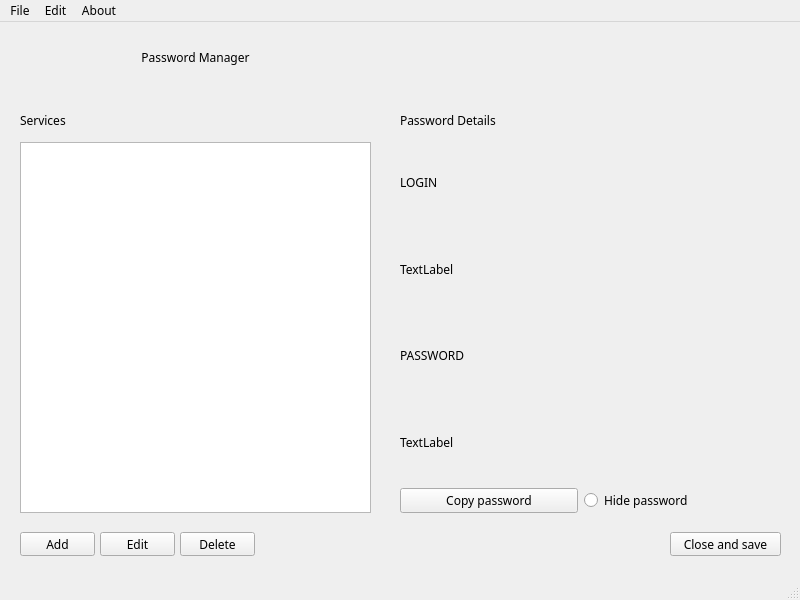
Above: passwordmanager.ui from pkuszn/PasswordManagerQT before the change. Below: the same form after it.
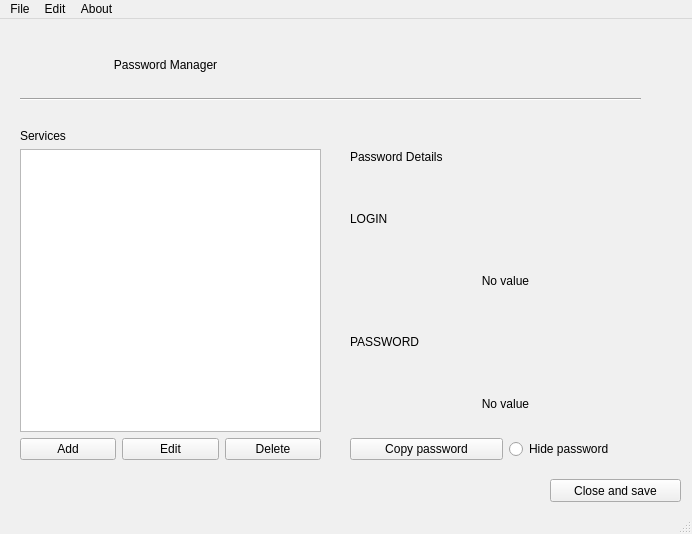
That is the form after the change.

What changed in the file:
```diff
--- a/passwordmanager.ui
+++ b/passwordmanager.ui
@@ -6,14 +6,589 @@
    <rect>
     <x>0</x>
     <y>0</y>
-    <width>800</width>
-    <height>600</height>
+    <width>692</width>
+    <height>534</height>
    </rect>
   </property>
+  <property name="palette">
+   <palette>
+    <active>
+     <colorrole role="WindowText">
+      <brush brushstyle="SolidPattern">
+       <color alpha="255">
+        <red>0</red>
+        <green>0</green>
+        <blue>0</blue>
+       </color>
+      </brush>
+     </colorrole>
+     <colorrole role="Button">
+      <brush brushstyle="SolidPattern">
+       <color alpha="255">
+        <red>240</red>
+        <green>240</green>
+        <blue>240</blue>
+       </color>
+      </brush>
+     </colorrole>
+     <colorrole role="Light">
+      <brush brushstyle="SolidPattern">
+       <color alpha="255">
+        <red>255</red>
+        <green>255</green>
+        <blue>255</blue>
+       </color>
+      </brush>
+     </colorrole>
+     <colorrole role="Midlight">
+      <brush brushstyle="SolidPattern">
+       <color alpha="255">
+        <red>227</red>
+        <green>227</green>
+        <blue>227</blue>
+       </color>
+      </brush>
+     </colorrole>
+     <colorrole role="Dark">
+      <brush brushstyle="SolidPattern">
+       <color alpha="255">
+        <red>160</red>
+        <green>160</green>
+        <blue>160</blue>
+       </color>
+      </brush>
+     </colorrole>
+     <colorrole role="Mid">
+      <brush brushstyle="SolidPattern">
+       <color alpha="255">
+        <red>160</red>
+        <green>160</green>
+        <blue>160</blue>
+       </color>
+      </brush>
+     </colorrole>
+     <colorrole role="Text">
+      <brush brushstyle="SolidPattern">
+       <color alpha="255">
+        <red>0</red>
+        <green>0</green>
+        <blue>0</blue>
+       </color>
+      </brush>
+     </colorrole>
+     <colorrole role="BrightText">
+      <brush brushstyle="SolidPattern">
+       <color alpha="255">
+        <red>255</red>
+        <green>255</green>
+        <blue>255</blue>
+       </color>
+      </brush>
+     </colorrole>
+     <colorrole role="ButtonText">
+      <brush brushstyle="SolidPattern">
+       <color alpha="255">
+        <red>0</red>
+        <green>0</green>
+        <blue>0</blue>
+       </color>
+      </brush>
+     </colorrole>
+     <colorrole role="Base">
+      <brush brushstyle="SolidPattern">
+       <color alpha="255">
+        <red>255</red>
+        <green>255</green>
+        <blue>255</blue>
+       </color>
+      </brush>
+     </colorrole>
+     <colorrole role="Window">
+      <brush brushstyle="SolidPattern">
+       <color alpha="255">
+        <red>240</red>
+        <green>240</green>
+        <blue>240</blue>
+       </color>
+      </brush>
+     </colorrole>
+     <colorrole role="Shadow">
+      <brush brushstyle="SolidPattern">
+       <color alpha="255">
+        <red>105</red>
+        <green>105</green>
+        <blue>105</blue>
+       </color>
+      </brush>
+     </colorrole>
+     <colorrole role="Highlight">
+      <brush brushstyle="SolidPattern">
+       <color alpha="255">
+        <red>0</red>
+        <green>120</green>
+        <blue>215</blue>
+       </color>
+      </brush>
+     </colorrole>
+     <colorrole role="HighlightedText">
+      <brush brushstyle="SolidPattern">
+       <color alpha="255">
+        <red>255</red>
+        <green>255</green>
+        <blue>255</blue>
+       </color>
+      </brush>
+     </colorrole>
+     <colorrole role="Link">
+      <brush brushstyle="SolidPattern">
+       <color alpha="255">
+        <red>0</red>
+        <green>0</green>
+        <blue>255</blue>
+       </color>
+      </brush>
+     </colorrole>
+     <colorrole role="LinkVisited">
+      <brush brushstyle="SolidPattern">
+       <color alpha="255">
+        <red>255</red>
+        <green>0</green>
+        <blue>255</blue>
+       </color>
+      </brush>
+     </colorrole>
+     <colorrole role="AlternateBase">
+      <brush brushstyle="SolidPattern">
+       <color alpha="255">
+        <red>245</red>
+        <green>245</green>
+        <blue>245</blue>
+       </color>
+      </brush>
+     </colorrole>
+     <colorrole role="NoRole">
+      <brush brushstyle="SolidPattern">
+       <color alpha="255">
+        <red>0</red>
+        <green>0</green>
+        <blue>0</blue>
+       </color>
+      </brush>
+     </colorrole>
+     <colorrole role="ToolTipBase">
+      <brush brushstyle="SolidPattern">
+       <color alpha="255">
+        <red>255</red>
+        <green>255</green>
+        <blue>220</blue>
+       </color>
+      </brush>
+     </colorrole>
+     <colorrole role="ToolTipText">
+      <brush brushstyle="SolidPattern">
+       <color alpha="255">
+        <red>0</red>
+        <green>0</green>
+        <blue>0</blue>
+       </color>
+      </brush>
+     </colorrole>
+     <colorrole role="PlaceholderText">
+      <brush brushstyle="SolidPattern">
+       <color alpha="128">
+        <red>0</red>
+        <green>0</green>
+        <blue>0</blue>
+       </color>
+      </brush>
+     </colorrole>
+    </active>
+    <inactive>
+     <colorrole role="WindowText">
+      <brush brushstyle="SolidPattern">
+       <color alpha="255">
+        <red>0</red>
+        <green>0</green>
+        <blue>0</blue>
+       </color>
+      </brush>
+     </colorrole>
+     <colorrole role="Button">
+      <brush brushstyle="SolidPattern">
+       <color alpha="255">
+        <red>240</red>
+        <green>240</green>
+        <blue>240</blue>
+       </color>
+      </brush>
+     </colorrole>
+     <colorrole role="Light">
+      <brush brushstyle="SolidPattern">
+       <color alpha="255">
+        <red>255</red>
+        <green>255</green>
+        <blue>255</blue>
+       </color>
+      </brush>
+     </colorrole>
+     <colorrole role="Midlight">
+      <brush brushstyle="SolidPattern">
+       <color alpha="255">
+        <red>227</red>
+        <green>227</green>
+        <blue>227</blue>
+       </color>
+      </brush>
+     </colorrole>
+     <colorrole role="Dark">
+      <brush brushstyle="SolidPattern">
+       <color alpha="255">
+        <red>160</red>
+        <green>160</green>
+        <blue>160</blue>
+       </color>
+      </brush>
+     </colorrole>
+     <colorrole role="Mid">
+      <brush brushstyle="SolidPattern">
+       <color alpha="255">
+        <red>160</red>
+        <green>160</green>
+        <blue>160</blue>
+       </color>
+      </brush>
+     </colorrole>
+     <colorrole role="Text">
+      <brush brushstyle="SolidPattern">
+       <color alpha="255">
+        <red>0</red>
+        <green>0</green>
+        <blue>0</blue>
+       </color>
+      </brush>
+     </colorrole>
+     <colorrole role="BrightText">
+      <brush brushstyle="SolidPattern">
+       <color alpha="255">
+        <red>255</red>
+        <green>255</green>
+        <blue>255</blue>
+       </color>
+      </brush>
+     </colorrole>
+     <colorrole role="ButtonText">
+      <brush brushstyle="SolidPattern">
+       <color alpha="255">
+        <red>0</red>
+        <green>0</green>
+        <blue>0</blue>
+       </color>
+      </brush>
+     </colorrole>
+     <colorrole role="Base">
+      <brush brushstyle="SolidPattern">
+       <color alpha="255">
+        <red>255</red>
+        <green>255</green>
+        <blue>255</blue>
+       </color>
+      </brush>
+     </colorrole>
+     <colorrole role="Window">
+      <brush brushstyle="SolidPattern">
+       <color alpha="255">
+        <red>240</red>
+        <green>240</green>
+        <blue>240</blue>
+       </color>
+      </brush>
+     </colorrole>
+     <colorrole role="Shadow">
+      <brush brushstyle="SolidPattern">
+       <color alpha="255">
+        <red>105</red>
+        <green>105</green>
+        <blue>105</blue>
+       </color>
+      </brush>
+     </colorrole>
+     <colorrole role="Highlight">
+      <brush brushstyle="SolidPattern">
+       <color alpha="255">
+        <red>240</red>
+        <green>240</green>
+        <blue>240</blue>
+       </color>
+      </brush>
+     </colorrole>
+     <colorrole role="HighlightedText">
+      <brush brushstyle="SolidPattern">
+       <color alpha="255">
+        <red>0</red>
+        <green>0</green>
+        <blue>0</blue>
+       </color>
+      </brush>
+     </colorrole>
+     <colorrole role="Link">
+      <brush brushstyle="SolidPattern">
+       <color alpha="255">
+        <red>0</red>
+        <green>0</green>
+        <blue>255</blue>
+       </color>
+      </brush>
+     </colorrole>
+     <colorrole role="LinkVisited">
+      <brush brushstyle="SolidPattern">
+       <color alpha="255">
+        <red>255</red>
+        <green>0</green>
+        <blue>255</blue>
+       </color>
+      </brush>
+     </colorrole>
+     <colorrole role="AlternateBase">
+      <brush brushstyle="SolidPattern">
+       <color alpha="255">
+        <red>245</red>
+        <green>245</green>
+        <blue>245</blue>
+       </color>
+      </brush>
+     </colorrole>
+     <colorrole role="NoRole">
+      <brush brushstyle="NoBrush">
+       <color alpha="255">
+        <red>0</red>
+        <green>0</green>
+        <blue>0</blue>
+       </color>
+      </brush>
+     </colorrole>
+     <colorrole role="ToolTipBase">
+      <brush brushstyle="SolidPattern">
+       <color alpha="255">
+        <red>255</red>
+        <green>255</green>
+        <blue>220</blue>
+       </color>
+      </brush>
+     </colorrole>
+     <colorrole role="ToolTipText">
+      <brush brushstyle="SolidPattern">
+       <color alpha="255">
+        <red>0</red>
+        <green>0</green>
+        <blue>0</blue>
+       </color>
+      </brush>
+     </colorrole>
+     <colorrole role="PlaceholderText">
+      <brush brushstyle="SolidPattern">
+       <color alpha="128">
+        <red>0</red>
+        <green>0</green>
+        <blue>0</blue>
+       </color>
+      </brush>
+     </colorrole>
+    </inactive>
+    <disabled>
+     <colorrole role="WindowText">
+      <brush brushstyle="SolidPattern">
+       <color alpha="255">
+        <red>120</red>
+        <green>120</green>
+        <blue>120</blue>
+       </color>
+      </brush>
+     </colorrole>
+     <colorrole role="Button">
+      <brush brushstyle="SolidPattern">
+       <color alpha="255">
+        <red>240</red>
+        <green>240</green>
+        <blue>240</blue>
+       </color>
+      </brush>
+     </colorrole>
+     <colorrole role="Light">
+      <brush brushstyle="SolidPattern">
+       <color alpha="255">
+        <red>255</red>
+        <green>255</green>
+        <blue>255</blue>
+       </color>
+      </brush>
+     </colorrole>
+     <colorrole role="Midlight">
+      <brush brushstyle="SolidPattern">
+       <color alpha="255">
+        <red>247</red>
+        <green>247</green>
+        <blue>247</blue>
+       </color>
+      </brush>
+     </colorrole>
+     <colorrole role="Dark">
+      <brush brushstyle="SolidPattern">
+       <color alpha="255">
+        <red>160</red>
+        <green>160</green>
+        <blue>160</blue>
+       </color>
+      </brush>
+     </colorrole>
+     <colorrole role="Mid">
+      <brush brushstyle="SolidPattern">
+       <color alpha="255">
+        <red>160</red>
+        <green>160</green>
+        <blue>160</blue>
+       </color>
+      </brush>
+     </colorrole>
+     <colorrole role="Text">
+      <brush brushstyle="SolidPattern">
+       <color alpha="255">
+        <red>120</red>
+        <green>120</green>
+        <blue>120</blue>
+       </color>
+      </brush>
+     </colorrole>
+     <colorrole role="BrightText">
+      <brush brushstyle="SolidPattern">
+       <color alpha="255">
+        <red>255</red>
+        <green>255</green>
+        <blue>255</blue>
+       </color>
+      </brush>
+     </colorrole>
+     <colorrole role="ButtonText">
+      <brush brushstyle="SolidPattern">
+       <color alpha="255">
+        <red>120</red>
+        <green>120</green>
+        <blue>120</blue>
+       </color>
+      </brush>
+     </colorrole>
+     <colorrole role="Base">
+      <brush brushstyle="SolidPattern">
+       <color alpha="255">
+        <red>240</red>
+        <green>240</green>
+        <blue>240</blue>
+       </color>
+      </brush>
+     </colorrole>
+     <colorrole role="Window">
+      <brush brushstyle="SolidPattern">
+       <color alpha="255">
+        <red>240</red>
+        <green>240</green>
+        <blue>240</blue>
+       </color>
+      </brush>
+     </colorrole>
+     <colorrole role="Shadow">
+      <brush brushstyle="SolidPattern">
+       <color alpha="255">
+        <red>0</red>
+        <green>0</green>
+        <blue>0</blue>
+       </color>
+      </brush>
+     </colorrole>
+     <colorrole role="Highlight">
+      <brush brushstyle="SolidPattern">
+       <color alpha="255">
+        <red>0</red>
+        <green>120</green>
+        <blue>215</blue>
+       </color>
+      </brush>
+     </colorrole>
+     <colorrole role="HighlightedText">
+      <brush brushstyle="SolidPattern">
+       <color alpha="255">
+        <red>255</red>
+        <green>255</green>
+        <blue>255</blue>
+       </color>
+      </brush>
+     </colorrole>
+     <colorrole role="Link">
+      <brush brushstyle="SolidPattern">
+       <color alpha="255">
+        <red>0</red>
+        <green>0</green>
+        <blue>255</blue>
+       </color>
+      </brush>
+     </colorrole>
+     <colorrole role="LinkVisited">
+      <brush brushstyle="SolidPattern">
+       <color alpha="255">
+        <red>255</red>
+        <green>0</green>
+        <blue>255</blue>
+       </color>
+      </brush>
+     </colorrole>
+     <colorrole role="AlternateBase">
+      <brush brushstyle="SolidPattern">
+       <color alpha="255">
+        <red>245</red>
+        <green>245</green>
+        <blue>245</blue>
+       </color>
+      </brush>
+     </colorrole>
+     <colorrole role="NoRole">
+      <brush brushstyle="NoBrush">
+       <color alpha="255">
+        <red>0</red>
+        <green>0</green>
+        <blue>0</blue>
+       </color>
+      </brush>
+     </colorrole>
+     <colorrole role="ToolTipBase">
+      <brush brushstyle="SolidPattern">
+       <color alpha="255">
+        <red>255</red>
+        <green>255</green>
+        <blue>220</blue>
+       </color>
+      </brush>
+     </colorrole>
+     <colorrole role="ToolTipText">
+      <brush brushstyle="SolidPattern">
+       <color alpha="255">
+        <red>0</red>
+        <green>0</green>
+        <blue>0</blue>
+       </color>
+      </brush>
+     </colorrole>
+     <colorrole role="PlaceholderText">
+      <brush brushstyle="SolidPattern">
+       <color alpha="128">
+        <red>0</red>
+        <green>0</green>
+        <blue>0</blue>
+       </color>
+      </brush>
+     </colorrole>
+    </disabled>
+   </palette>
+  </property>
   <property name="font">
-   <font>
-    <family>Fira Code Medium</family>
-   </font>
+   <font/>
   </property>
   <property name="windowTitle">
    <string>PasswordManager</string>
@@ -22,16 +597,14 @@
    <widget class="QLabel" name="label">
     <property name="geometry">
      <rect>
-      <x>0</x>
-      <y>10</y>
+      <x>-30</x>
+      <y>20</y>
       <width>391</width>
       <height>51</height>
      </rect>
     </property>
     <property name="font">
-     <font>
-      <family>Fira Code Medium</family>
-     </font>
+     <font/>
     </property>
     <property name="text">
      <string>Password Manager</string>
@@ -46,145 +619,170 @@
      <number>-2</number>
     </property>
    </widget>
-   <widget class="QPushButton" name="pushButton">
+   <widget class="QWidget" name="verticalLayoutWidget_2">
     <property name="geometry">
      <rect>
-      <x>20</x>
-      <y>510</y>
-      <width>75</width>
-      <height>24</height>
+      <x>10</x>
+      <y>100</y>
+      <width>321</width>
+      <height>351</height>
      </rect>
     </property>
-    <property name="text">
-     <string>Add</string>
-    </property>
-   </widget>
-   <widget class="QPushButton" name="pushButton_2">
-    <property name="geometry">
-     <rect>
-      <x>100</x>
-      <y>510</y>
-      <width>75</width>
-      <height>24</height>
-     </rect>
-    </property>
-    <property name="text">
-     <string>Edit</string>
-    </property>
-   </widget>
-   <widget class="QPushButton" name="pushButton_3">
-    <property name="geometry">
-     <rect>
-      <x>180</x>
-      <y>510</y>
-      <width>75</width>
-      <height>24</height>
-     </rect>
-    </property>
-    <property name="text">
-     <string>Delete</string>
-    </property>
-   </widget>
-   <widget class="QLabel" name="label_2">
-    <property name="geometry">
-     <rect>
-      <x>20</x>
-      <y>90</y>
-      <width>81</width>
-      <height>16</height>
-     </rect>
-    </property>
-    <property name="font">
-     <font>
-      <family>Fira Code Medium</family>
-     </font>
-    </property>
-    <property name="text">
-     <string>Services</string>
-    </property>
-   </widget>
-   <widget class="QLabel" name="label_3">
-    <property name="geometry">
-     <rect>
-      <x>400</x>
-      <y>90</y>
-      <width>121</width>
-      <height>16</height>
-     </rect>
-    </property>
-    <property name="font">
-     <font>
-      <family>Fira Code Medium</family>
-     </font>
-    </property>
-    <property name="text">
-     <string>Password Details</string>
-    </property>
-   </widget>
-   <widget class="QTableView" name="tableView">
-    <property name="geometry">
-     <rect>
-      <x>20</x>
-      <y>120</y>
-      <width>351</width>
-      <height>371</height>
-     </rect>
-    </property>
-   </widget>
-   <widget class="QWidget" name="verticalLayoutWidget">
-    <property name="geometry">
-     <rect>
-      <x>400</x>
-      <y>120</y>
-      <width>361</width>
-      <height>371</height>
-     </rect>
-    </property>
-    <layout class="QVBoxLayout" name="verticalLayout">
+    <layout class="QVBoxLayout" name="verticalLayout_2">
+     <property name="leftMargin">
+      <number>10</number>
+     </property>
+     <property name="topMargin">
+      <number>10</number>
+     </property>
+     <property name="rightMargin">
+      <number>10</number>
+     </property>
+     <property name="bottomMargin">
+      <number>10</number>
+     </property>
      <item>
-      <widget class="QLabel" name="label_6">
-       <property name="text">
-        <string>LOGIN</string>
+      <widget class="QLabel" name="label_2">
+       <property name="font">
+        <font/>
        </property>
-      </widget>
-     </item>
-     <item>
-      <widget class="QLabel" name="label_4">
        <property name="text">
-        <string>TextLabel</string>
+        <string>Services</string>
        </property>
       </widget>
      </item>
      <item>
-      <widget class="QLabel" name="label_7">
-       <property name="text">
-        <string>PASSWORD</string>
+      <widget class="QTableView" name="tableView">
+       <property name="autoScrollMargin">
+        <number>40</number>
        </property>
       </widget>
      </item>
      <item>
-      <widget class="QLabel" name="label_5">
-       <property name="text">
-        <string>TextLabel</string>
-       </property>
-      </widget>
+      <layout class="QHBoxLayout" name="horizontalLayout_2">
+       <item>
+        <widget class="QPushButton" name="pushButton">
+         <property name="text">
+          <string>Add</string>
+         </property>
+        </widget>
+       </item>
+       <item>
+        <widget class="QPushButton" name="pushButton_2">
+         <property name="text">
+          <string>Edit</string>
+         </property>
+        </widget>
+       </item>
+       <item>
+        <widget class="QPushButton" name="pushButton_3">
+         <property name="text">
+          <string>Delete</string>
+         </property>
+        </widget>
+       </item>
+      </layout>
      </item>
+    </layout>
+   </widget>
+   <widget class="QWidget" name="verticalLayoutWidget_3">
+    <property name="geometry">
+     <rect>
+      <x>340</x>
+      <y>100</y>
+      <width>331</width>
+      <height>351</height>
+     </rect>
+    </property>
+    <layout class="QVBoxLayout" name="verticalLayout_3">
+     <property name="leftMargin">
+      <number>10</number>
+     </property>
+     <property name="topMargin">
+      <number>10</number>
+     </property>
+     <property name="rightMargin">
+      <number>10</number>
+     </property>
+     <property name="bottomMargin">
+      <number>10</number>
+     </property>
      <item>
-      <layout class="QHBoxLayout" name="horizontalLayout">
+      <layout class="QVBoxLayout" name="verticalLayout">
        <item>
-        <widget class="QPushButton" name="pushButton_5">
+        <widget class="QLabel" name="label_3">
+         <property name="font">
+          <font/>
+         </property>
          <property name="text">
-          <string>Copy password</string>
+          <string>Password Details</string>
          </property>
         </widget>
        </item>
        <item>
-        <widget class="QRadioButton" name="radioButton">
+        <widget class="QLabel" name="label_6">
          <property name="text">
-          <string>Hide password</string>
+          <string>LOGIN</string>
          </property>
         </widget>
        </item>
+       <item>
+        <widget class="QLabel" name="label_4">
+         <property name="text">
+          <string>No value</string>
+         </property>
+         <property name="textFormat">
+          <enum>Qt::MarkdownText</enum>
+         </property>
+         <property name="alignment">
+          <set>Qt::AlignCenter</set>
+         </property>
+         <property name="margin">
+          <number>25</number>
+         </property>
+        </widget>
+       </item>
+       <item>
+        <widget class="QLabel" name="label_7">
+         <property name="text">
+          <string>PASSWORD</string>
+         </property>
+        </widget>
+       </item>
+       <item>
+        <widget class="QLabel" name="label_5">
+         <property name="text">
+          <string>No value</string>
+         </property>
+         <property name="textFormat">
+          <enum>Qt::MarkdownText</enum>
+         </property>
+         <property name="alignment">
+          <set>Qt::AlignCenter</set>
+         </property>
+         <property name="margin">
+          <number>30</number>
+         </property>
+        </widget>
+       </item>
+       <item>
+        <layout class="QHBoxLayout" name="horizontalLayout">
+         <item>
+          <widget class="QPushButton" name="pushButton_5">
+           <property name="text">
+            <string>Copy password</string>
+           </property>
+          </widget>
+         </item>
+         <item>
+          <widget class="QRadioButton" name="radioButton">
+           <property name="text">
+            <string>Hide password</string>
+           </property>
+          </widget>
+         </item>
+        </layout>
+       </item>
       </layout>
      </item>
     </layout>
@@ -192,23 +790,39 @@
    <widget class="QPushButton" name="pushButton_4">
     <property name="geometry">
      <rect>
-      <x>670</x>
-      <y>510</y>
-      <width>111</width>
-      <height>24</height>
+      <x>550</x>
+      <y>460</y>
+      <width>131</width>
+      <height>23</height>
      </rect>
     </property>
     <property name="text">
      <string>Close and save</string>
     </property>
    </widget>
+   <widget class="Line" name="line">
+    <property name="geometry">
+     <rect>
+      <x>20</x>
+      <y>70</y>
+      <width>621</width>
+      <height>20</height>
+     </rect>
+    </property>
+    <property name="layoutDirection">
+     <enum>Qt::LeftToRight</enum>
+    </property>
+    <property name="orientation">
+     <enum>Qt::Horizontal</enum>
+    </property>
+   </widget>
   </widget>
   <widget class="QMenuBar" name="menubar">
    <property name="geometry">
     <rect>
      <x>0</x>
      <y>0</y>
-     <width>800</width>
+     <width>692</width>
      <height>21</height>
     </rect>
    </property>
```
